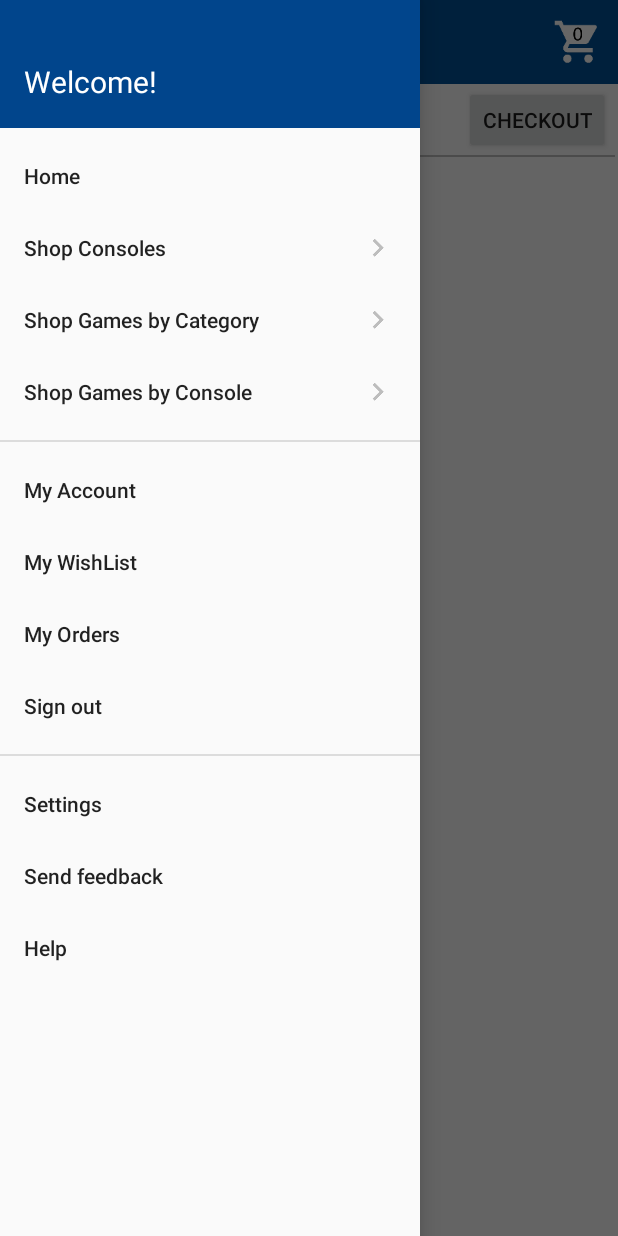
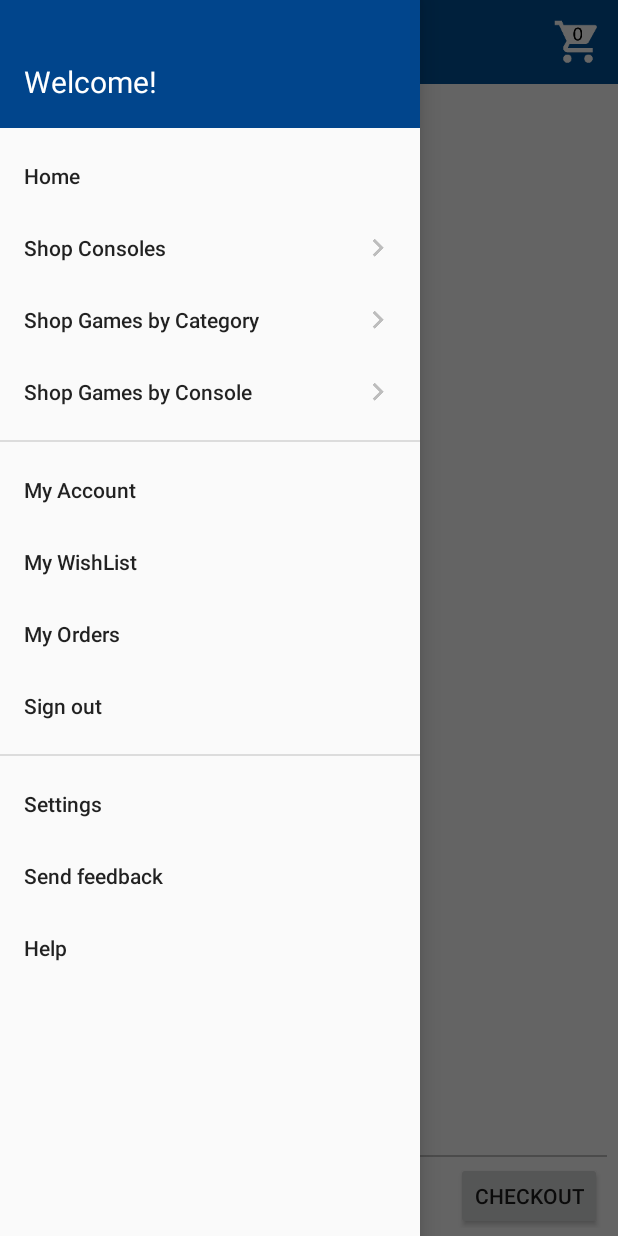
Before and after one commit to AlexandreStelzig/VideoGameShopApplication, an Android app: the fragment CartFragment placed in its activity, with the side drawer open, on a phone screen of 412 x 824 dp. Run offline under Robolectric (Android 15) with nearby library versions, the phone set to English and light mode, and no system bars; libraries missing offline, so code that uses them is left out: com.synnapps.carouselview.

Commit message:
added missing fragments and bug fix

```diff
--- a/app/src/main/java/a7967917_7698299/videogameshopapplication/MainActivity.java
+++ b/app/src/main/java/a7967917_7698299/videogameshopapplication/MainActivity.java
@@ -35,6 +35,7 @@ import a7967917_7698299.videogameshopapplication.fragments.PaymentListFragment;
 import a7967917_7698299.videogameshopapplication.fragments.ResultsFragment;
 import a7967917_7698299.videogameshopapplication.fragments.SettingsFragment;
 import a7967917_7698299.videogameshopapplication.fragments.SignInFragment;
+import a7967917_7698299.videogameshopapplication.fragments.SignUpFragment;
 import a7967917_7698299.videogameshopapplication.fragments.WishlistFragment;
 import a7967917_7698299.videogameshopapplication.variables.ItemVariables;
 import a7967917_7698299.videogameshopapplication.variables.VideoGameVariables;
@@ -75,6 +76,7 @@ public class MainActivity extends AppCompatActivity
     private OrderInfoFragment orderInfoFragment;
     private PaymentInfoFragment paymentInfoFragment;
     private PaymentListFragment paymentListFragment;
+    private SignUpFragment signUpFragment;
 
     // variables to keep track of the current and previous fragments
     private Fragment currentFragment;
@@ -139,6 +141,7 @@ public class MainActivity extends AppCompatActivity
         orderInfoFragment = new OrderInfoFragment();
         paymentInfoFragment = new PaymentInfoFragment();
         paymentListFragment = new PaymentListFragment();
+        signUpFragment = new SignUpFragment();
 
         // init other
         viewIsAtHome = false;
@@ -444,6 +447,10 @@ public class MainActivity extends AppCompatActivity
                 currentFragment = paymentListFragment;
                 title = "Payment List";
                 break;
+            case R.id.nav_sign_up :
+                currentFragment = signUpFragment;
+                title = "Create Account";
+                break;
             default:
                 currentFragment = homeFragment;
                 title = "Home";
@@ -512,6 +519,7 @@ public class MainActivity extends AppCompatActivity
         MenuItem navWishList = menuNav.findItem(R.id.nav_wishlist);
         MenuItem navOrders = menuNav.findItem(R.id.nav_orders);
         MenuItem signInOut = menuNav.findItem(R.id.nav_sign_in_out);
+        MenuItem signup = menuNav.findItem(R.id.nav_sign_up);
 
         boolean userActive = databaseManager.getCurrentActiveUser() != null;
 
@@ -519,9 +527,11 @@ public class MainActivity extends AppCompatActivity
         navAccount.setEnabled(userActive);
         navWishList.setEnabled(userActive);
         navOrders.setEnabled(userActive);
+        signup.setVisible(!userActive);
 
         if (userActive)
             signInOut.setTitle("Sign out");
+
         else
             signInOut.setTitle("Sign in");
 
--- a/app/src/main/java/a7967917_7698299/videogameshopapplication/database/DatabaseHardCodedValues.java
+++ b/app/src/main/java/a7967917_7698299/videogameshopapplication/database/DatabaseHardCodedValues.java
@@ -186,7 +186,7 @@ public class DatabaseHardCodedValues {
         databaseManager.createConsoleVideoGame(ItemVariables.CONSOLES.THREE_DS, itemId);
 
         // Pokemon Moon
-        itemId = databaseManager.createVideoGame("Pokémon Sun", 49.99, "In the Pokémon Sun and Pokémon Moon games, embark on an adventure as a Pokémon Trainer and catch, battle and trade all-new Pokémon on the tropical islands of the Alola Region. Engage in intense battles, and unleash new powerful moves. Discover and interact with Pokémon while training and connecting with your Pokémon to become the Pokémon Champion!",
+        itemId = databaseManager.createVideoGame("Pokémon Moon", 49.99, "In the Pokémon Sun and Pokémon Moon games, embark on an adventure as a Pokémon Trainer and catch, battle and trade all-new Pokémon on the tropical islands of the Alola Region. Engage in intense battles, and unleash new powerful moves. Discover and interact with Pokémon while training and connecting with your Pokémon to become the Pokémon Champion!",
                 5, "Nintendo", "November 18, 2016", VideoGameVariables.ESRB.EVERYONE.toString(), 35, VideoGameVariables.CATEGORY.ADVENTURE.toString(), VideoGameVariables.REGION.ALL.toString(), 1);
         databaseManager.createItemImage(ItemVariables.TYPE.GAME, "https://www.serebii.net/sunmoon/moonbox.jpg", itemId);
         databaseManager.createConsoleVideoGame(ItemVariables.CONSOLES.THREE_DS, itemId);
--- a/app/src/main/java/a7967917_7698299/videogameshopapplication/fragments/CartFragment.java
+++ b/app/src/main/java/a7967917_7698299/videogameshopapplication/fragments/CartFragment.java
@@ -134,7 +134,7 @@ public class CartFragment extends Fragment {
 
         }
 
-        totalTextView.setText(String.format("%.2f$", total));
+        totalTextView.setText("Subtotal: " + String.format("%.2f$", total));
     }
 
     private void amountDialog() {
--- /dev/null
+++ b/app/src/main/java/a7967917_7698299/videogameshopapplication/fragments/SignUpFragment.java
@@ -0,0 +1,29 @@
+package a7967917_7698299.videogameshopapplication.fragments;
+
+import android.os.Bundle;
+import android.support.v4.app.Fragment;
+import android.view.LayoutInflater;
+import android.view.View;
+import android.view.ViewGroup;
+
+import a7967917_7698299.videogameshopapplication.R;
+
+/**
+ * Created by alex on 2017-06-24.
+ */
+
+public class SignUpFragment extends Fragment{
+
+
+    private View view;
+
+    @Override
+    public View onCreateView(LayoutInflater inflater, ViewGroup container,
+                             Bundle savedInstanceState) {
+
+        view = inflater.inflate(R.layout.fragment_sign_up, container, false);
+        setHasOptionsMenu(true);
+
+        return view;
+    }
+}
--- a/app/src/main/res/layout/fragment_cart.xml
+++ b/app/src/main/res/layout/fragment_cart.xml
@@ -2,13 +2,63 @@
     android:layout_width="match_parent"
     android:layout_height="match_parent"
     android:clickable="true"
-    android:orientation="vertical">
+    android:orientation="vertical"
+    android:padding="5dp">
+
+
+
+
+    <ProgressBar
+        android:id="@+id/fragment_cart_list_progress_bar"
+        android:layout_width="wrap_content"
+        android:layout_height="wrap_content"
+        android:layout_gravity="center" />
+
+    <ListView
+        android:id="@+id/fragment_cart_list_listview"
+        android:layout_width="match_parent"
+        android:layout_height="0dp"
+        android:layout_weight="1" />
+
+    <LinearLayout
+        android:id="@+id/fragment_cart_list_no_results_layout"
+        android:layout_width="match_parent"
+        android:layout_height="0dp"
+        android:layout_weight="1"
+        android:gravity="center"
+        android:orientation="vertical">
+
+        <TextView
+            android:id="@+id/fragment_cart_list_no_results_textview"
+            android:layout_width="wrap_content"
+            android:layout_height="wrap_content"
+            android:padding="5dp"
+            android:text="No Items in Cart" />
+
+        <Button
+            android:layout_width="wrap_content"
+            android:layout_height="wrap_content"
+            android:drawableRight="@drawable/ic_navigate_next_blue_grey_200_24dp"
+            android:onClick="continueShoppingClicked"
+            android:padding="10dp"
+            android:text="Shop" />
+
+    </LinearLayout>
+
+
+    <View
+        android:layout_width="match_parent"
+        android:layout_height="1dp"
+        android:layout_margin="2dp"
+        android:background="@color/colorDivider" />
+
 
     <LinearLayout
         android:layout_width="match_parent"
         android:layout_height="45dp"
         android:layout_marginEnd="5dp"
         android:layout_marginStart="5dp"
+
         android:orientation="horizontal">
 
         <TextView
@@ -34,47 +84,5 @@
 
     </LinearLayout>
 
-    <View
-        android:layout_width="match_parent"
-        android:layout_height="1dp"
-        android:layout_margin="2dp"
-        android:background="@color/colorDivider" />
-
-
-    <ProgressBar
-        android:id="@+id/fragment_cart_list_progress_bar"
-        android:layout_width="wrap_content"
-        android:layout_height="wrap_content"
-        android:layout_gravity="center" />
-
-    <ListView
-        android:id="@+id/fragment_cart_list_listview"
-        android:layout_width="match_parent"
-        android:layout_height="match_parent" />
-
-    <LinearLayout
-        android:id="@+id/fragment_cart_list_no_results_layout"
-        android:layout_width="match_parent"
-        android:layout_height="match_parent"
-        android:gravity="center"
-        android:orientation="vertical">
-
-        <TextView
-            android:id="@+id/fragment_cart_list_no_results_textview"
-            android:layout_width="wrap_content"
-            android:layout_height="wrap_content"
-            android:padding="5dp"
-            android:text="No Items in Cart" />
-
-        <Button
-            android:layout_width="wrap_content"
-            android:layout_height="wrap_content"
-            android:drawableRight="@drawable/ic_navigate_next_blue_grey_200_24dp"
-            android:onClick="continueShoppingClicked"
-            android:padding="10dp"
-            android:text="Shop" />
-
-    </LinearLayout>
-
 
 </LinearLayout>
--- a/app/src/main/res/menu/main_drawer_menu.xml
+++ b/app/src/main/res/menu/main_drawer_menu.xml
@@ -36,6 +36,9 @@
         <item
             android:id="@+id/nav_sign_in_out"
             android:title="Sign in"/>
+        <item
+            android:id="@+id/nav_sign_up"
+            android:title="Create Account"/>
 
     </group>
 
```
Also changed, not shown: app/src/main/res/layout/fragment_sign_up.xml (added, +14 -0 lines).
